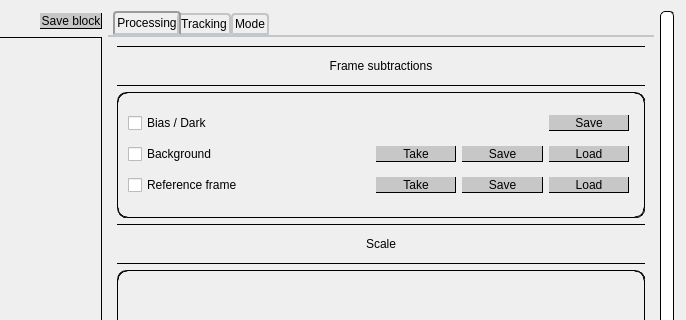
The window that GUIs/Viewer/resources/Viewer.ui (TobiasSchof/KPIC) describes before a commit, drawn with Qt 5; both pictures show x 456 to 1142 and y 0 to 320 of the 1142 by 773 pixel window.
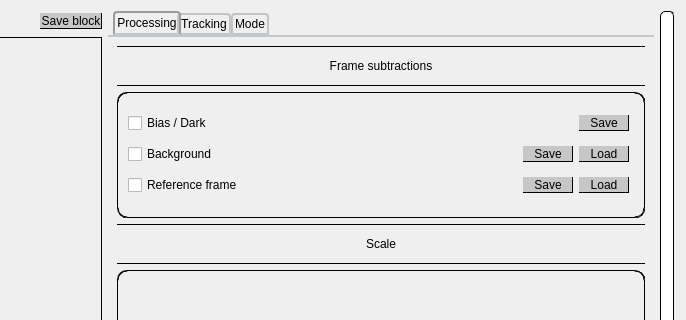
The same window after the commit. Custom widgets are drawn as their Qt base class.

Commit message: added new handling of bkgrd/ref to GUI

```diff
--- a/GUIs/Viewer/resources/Viewer.ui
+++ b/GUIs/Viewer/resources/Viewer.ui
@@ -501,7 +501,7 @@
          <property name="frameShape">
           <enum>QFrame::Panel</enum>
          </property>
-         <layout class="QGridLayout" name="gridLayout_12" columnstretch="3,1,1,1">
+         <layout class="QGridLayout" name="gridLayout_12" columnstretch="3,0,0">
           <property name="leftMargin">
            <number>10</number>
           </property>
@@ -514,6 +514,22 @@
           <property name="bottomMargin">
            <number>15</number>
           </property>
+          <item row="2" column="1">
+           <widget class="Ref_save" name="ref_save">
+            <property name="minimumSize">
+             <size>
+              <width>50</width>
+              <height>0</height>
+             </size>
+            </property>
+            <property name="styleSheet">
+             <string notr="true"/>
+            </property>
+            <property name="text">
+             <string>Save</string>
+            </property>
+           </widget>
+          </item>
           <item row="0" column="0">
            <widget class="Bias_chk" name="bias_sub">
             <property name="styleSheet">
@@ -524,13 +540,19 @@
             </property>
            </widget>
           </item>
-          <item row="1" column="0">
-           <widget class="Bkgrd_chk" name="bkgrd_sub">
+          <item row="1" column="1">
+           <widget class="Bkgrd_save" name="bkgrd_save">
+            <property name="minimumSize">
+             <size>
+              <width>50</width>
+              <height>0</height>
+             </size>
+            </property>
             <property name="styleSheet">
              <string notr="true"/>
             </property>
             <property name="text">
-             <string>Background</string>
+             <string>Save</string>
             </property>
            </widget>
           </item>
@@ -544,58 +566,24 @@
             </property>
            </widget>
           </item>
-          <item row="1" column="1">
-           <widget class="QPushButton" name="bkgrd_take">
+          <item row="1" column="0">
+           <widget class="Bkgrd_chk" name="bkgrd_sub">
             <property name="styleSheet">
              <string notr="true"/>
             </property>
             <property name="text">
-             <string>Take</string>
+             <string>Background</string>
             </property>
            </widget>
           </item>
           <item row="1" column="2">
-           <widget class="Bkgrd_save" name="bkgrd_save">
-            <property name="styleSheet">
-             <string notr="true"/>
-            </property>
-            <property name="text">
-             <string>Save</string>
-            </property>
-           </widget>
-          </item>
-          <item row="2" column="1">
-           <widget class="QPushButton" name="ref_take">
-            <property name="styleSheet">
-             <string notr="true"/>
-            </property>
-            <property name="text">
-             <string>Take</string>
-            </property>
-           </widget>
-          </item>
-          <item row="2" column="2">
-           <widget class="Ref_save" name="ref_save">
-            <property name="styleSheet">
-             <string notr="true"/>
-            </property>
-            <property name="text">
-             <string>Save</string>
-            </property>
-           </widget>
-          </item>
-          <item row="1" column="3">
            <widget class="Bkgrd_load" name="bkgrd_load">
-            <property name="styleSheet">
-             <string notr="true"/>
+            <property name="minimumSize">
+             <size>
+              <width>50</width>
+              <height>0</height>
+             </size>
             </property>
-            <property name="text">
-             <string>Load</string>
-            </property>
-           </widget>
-          </item>
-          <item row="2" column="3">
-           <widget class="QPushButton" name="ref_load">
             <property name="styleSheet">
              <string notr="true"/>
             </property>
@@ -604,8 +592,14 @@
             </property>
            </widget>
           </item>
-          <item row="0" column="3">
+          <item row="0" column="2">
            <widget class="QPushButton" name="bias_save">
+            <property name="minimumSize">
+             <size>
+              <width>50</width>
+              <height>0</height>
+             </size>
+            </property>
             <property name="toolTip">
              <string/>
             </property>
@@ -617,6 +611,22 @@
             </property>
            </widget>
           </item>
+          <item row="2" column="2">
+           <widget class="QPushButton" name="ref_load">
+            <property name="minimumSize">
+             <size>
+              <width>50</width>
+              <height>0</height>
+             </size>
+            </property>
+            <property name="styleSheet">
+             <string notr="true"/>
+            </property>
+            <property name="text">
+             <string>Load</string>
+            </property>
+           </widget>
+          </item>
          </layout>
         </widget>
        </item>
```
The commit also changes 3 other files.
